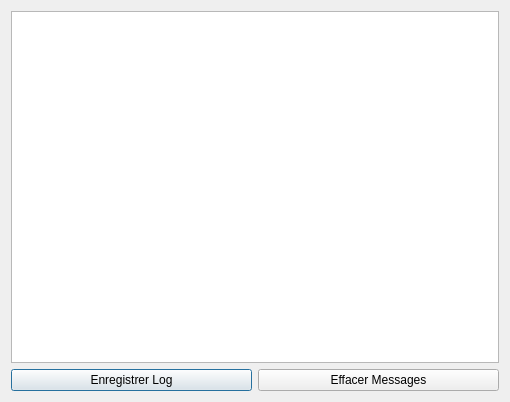
Before: the Qt Designer form src/utils/logger/gui/ui/DebuggingConsole.ui in AdrienPensart/innocence, drawn with Qt 5.
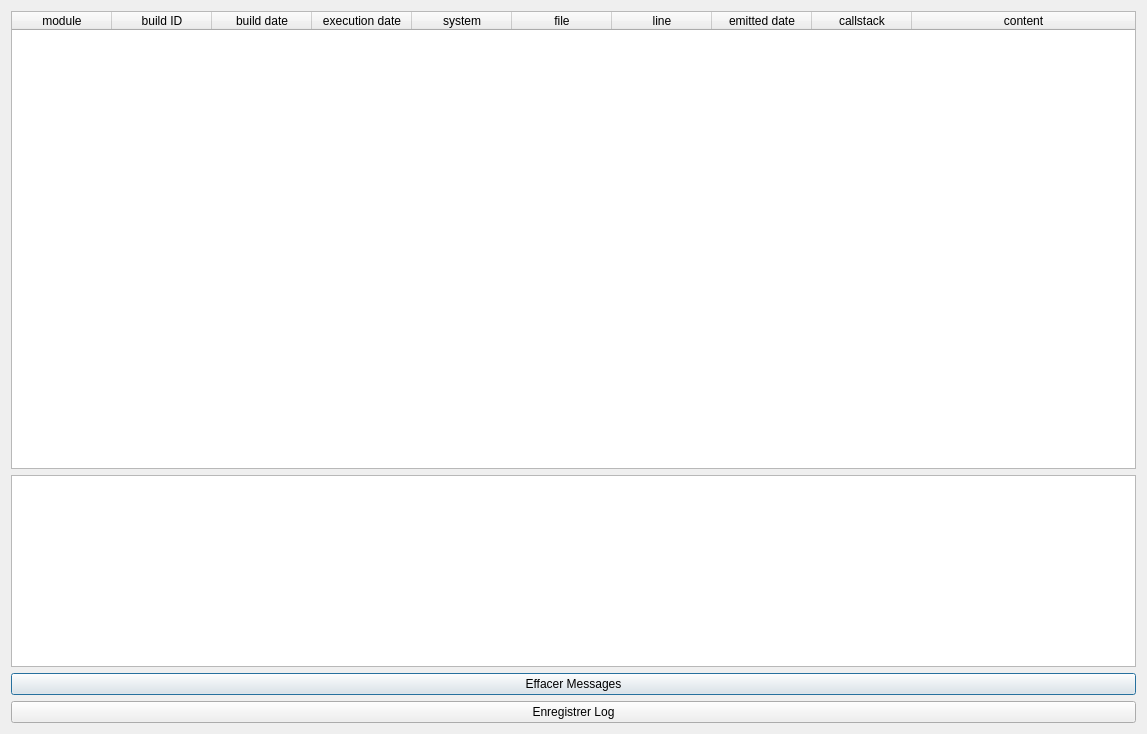
After: the same form once the commit is applied. Icons and pictures are not drawn.

Diff of the .ui file:
```diff
--- a/src/utils/logger/gui/ui/DebuggingConsole.ui
+++ b/src/utils/logger/gui/ui/DebuggingConsole.ui
@@ -6,8 +6,8 @@
    <rect>
     <x>0</x>
     <y>0</y>
-    <width>510</width>
-    <height>402</height>
+    <width>1147</width>
+    <height>734</height>
    </rect>
   </property>
   <property name="windowTitle">
@@ -18,8 +18,89 @@
     <normaloff>:/images/images/biohazard.jpg</normaloff>:/images/images/biohazard.jpg</iconset>
   </property>
   <layout class="QVBoxLayout" name="verticalLayout">
+   <item>
+    <widget class="QTableWidget" name="messagesTableWidget">
+     <property name="editTriggers">
+      <set>QAbstractItemView::NoEditTriggers</set>
+     </property>
+     <property name="showDropIndicator" stdset="0">
+      <bool>false</bool>
+     </property>
+     <property name="alternatingRowColors">
+      <bool>true</bool>
+     </property>
+     <property name="rowCount">
+      <number>0</number>
+     </property>
+     <property name="columnCount">
+      <number>10</number>
+     </property>
+     <attribute name="horizontalHeaderCascadingSectionResizes">
+      <bool>false</bool>
+     </attribute>
+     <attribute name="horizontalHeaderStretchLastSection">
+      <bool>true</bool>
+     </attribute>
+     <column>
+      <property name="text">
+       <string>module</string>
+      </property>
+     </column>
+     <column>
+      <property name="text">
+       <string>build ID</string>
+      </property>
+     </column>
+     <column>
+      <property name="text">
+       <string>build date</string>
+      </property>
+     </column>
+     <column>
+      <property name="text">
+       <string>execution date</string>
+      </property>
+     </column>
+     <column>
+      <property name="text">
+       <string>system</string>
+      </property>
+     </column>
+     <column>
+      <property name="text">
+       <string>file</string>
+      </property>
+     </column>
+     <column>
+      <property name="text">
+       <string>line</string>
+      </property>
+     </column>
+     <column>
+      <property name="text">
+       <string>emitted date</string>
+      </property>
+     </column>
+     <column>
+      <property name="text">
+       <string>callstack</string>
+      </property>
+     </column>
+     <column>
+      <property name="text">
+       <string>content</string>
+      </property>
+     </column>
+    </widget>
+   </item>
    <item>
     <widget class="QTextEdit" name="debugOutputEdit">
+     <property name="sizePolicy">
+      <sizepolicy hsizetype="Preferred" vsizetype="Preferred">
+       <horstretch>0</horstretch>
+       <verstretch>0</verstretch>
+      </sizepolicy>
+     </property>
      <property name="undoRedoEnabled">
       <bool>false</bool>
      </property>
@@ -32,22 +113,18 @@
     </widget>
    </item>
    <item>
-    <layout class="QHBoxLayout" name="horizontalLayout_2">
-     <item>
-      <widget class="QPushButton" name="saveLogButton">
-       <property name="text">
-        <string>Enregistrer Log</string>
-       </property>
-      </widget>
-     </item>
-     <item>
-      <widget class="QPushButton" name="deleteMsgButton">
-       <property name="text">
-        <string>Effacer Messages</string>
-       </property>
-      </widget>
-     </item>
-    </layout>
+    <widget class="QPushButton" name="deleteMsgButton">
+     <property name="text">
+      <string>Effacer Messages</string>
+     </property>
+    </widget>
+   </item>
+   <item>
+    <widget class="QPushButton" name="saveLogButton">
+     <property name="text">
+      <string>Enregistrer Log</string>
+     </property>
+    </widget>
    </item>
   </layout>
  </widget>
```
